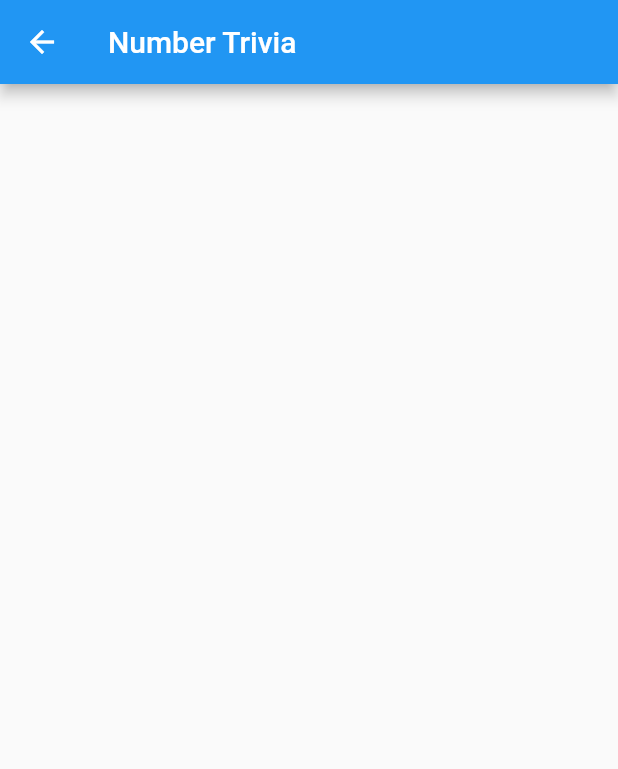
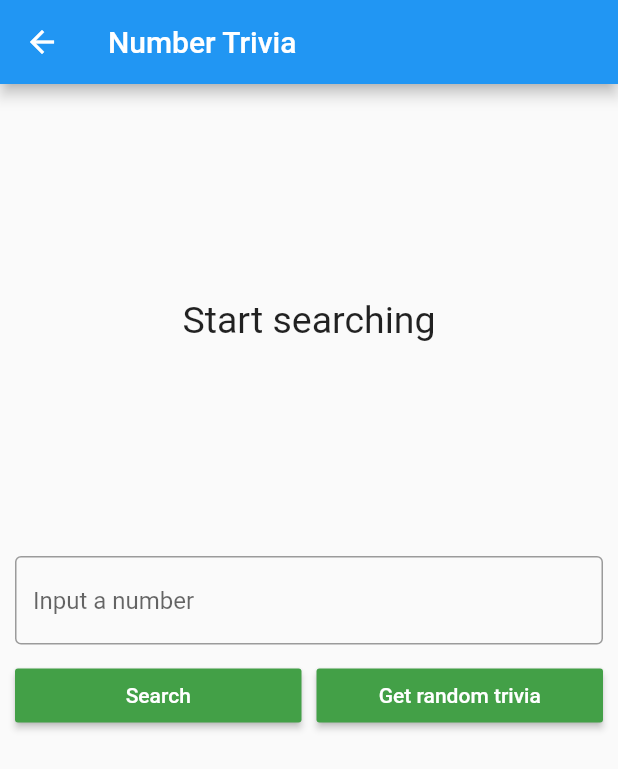
Before and after one commit to EcstaticKY/my_holdout, a Flutter app: the NumberTriviaPage screen opened directly, on a phone screen of 412 x 824 dp. Shown: the top 769 px of the screen. Run offline on Flutter 3.47's test engine with Material 2 defaults, Android fonts, the phone set to English and light mode, and no system bars; our stand-ins replace bloc, dartz, data_connection_checker, equatable, flutter_bloc, get_it and 1 more; accounts and stored records are empty.

Commit message:
Number Trivia UI

```diff
--- a/lib/holdout_router.dart
+++ b/lib/holdout_router.dart
@@ -1,5 +1,6 @@
 import 'package:flutter/material.dart';
 import 'package:flutter_bloc/flutter_bloc.dart';
+import 'package:my_holdout/number_trivia/presentation/pages/number_trivia_page.dart';
 import 'package:my_holdout/weather/bloc/weather_bloc.dart';
 import 'package:my_holdout/weather/cubit/weather_cubit.dart';
 import 'package:my_holdout/weather/domain/weather_repository.dart';
@@ -45,6 +46,11 @@ class HoldoutRouter extends StatelessWidget {
                 context, MaterialPageRoute(builder: (context) => MainScreen())),
             child: Text('Go to animate a widget across screens'),
           ),
+          ElevatedButton(
+            onPressed: () => Navigator.push(
+                context, MaterialPageRoute(builder: (context) => NumberTriviaPage())),
+            child: Text('Go to Number Trivia'),
+          ),
           Spacer(),
         ],
       )),
--- a/lib/number_trivia/presentation/pages/number_trivia_page.dart
+++ b/lib/number_trivia/presentation/pages/number_trivia_page.dart
@@ -1,4 +1,10 @@
 import 'package:flutter/material.dart';
+import 'package:flutter_bloc/flutter_bloc.dart';
+import 'package:my_holdout/number_trivia/presentation/number_trivia_bloc.dart';
+import 'package:my_holdout/number_trivia/presentation/widgets/trivia_controls.dart';
+
+import '../../../injection_container.dart';
+import '../widgets/widgets.dart';
 
 class NumberTriviaPage extends StatelessWidget {
   @override
@@ -7,6 +13,44 @@ class NumberTriviaPage extends StatelessWidget {
       appBar: AppBar(
         title: Text('Number Trivia'),
       ),
+      body: SingleChildScrollView(
+        child: _buildBody(context),
+      ),
+    );
+  }
+
+  BlocProvider<NumberTriviaBloc> _buildBody(BuildContext context) {
+    return BlocProvider(
+      create: (_) => sl<NumberTriviaBloc>(),
+      child: Center(
+        child: Padding(
+          padding: const EdgeInsets.all(10),
+          child: Column(
+            children: <Widget>[
+              SizedBox(
+                height: 10,
+              ),
+              BlocBuilder<NumberTriviaBloc, NumberTriviaState>(
+                builder: (context, state) {
+                  if (state is Loading) {
+                    return LoadingWidget();
+                  } else if (state is Loaded) {
+                    return TriviaDisplay(trivia: state.trivia);
+                  } else if (state is Error) {
+                    return MessageDisplay(message: state.message);
+                  } else {
+                    return MessageDisplay(message: 'Start searching');
+                  }
+                },
+              ),
+              SizedBox(
+                height: 20,
+              ),
+              TriviaControls(),
+            ],
+          ),
+        ),
+      ),
     );
   }
 }
--- /dev/null
+++ b/lib/number_trivia/presentation/widgets/message_display.dart
@@ -0,0 +1,23 @@
+import 'package:flutter/material.dart';
+
+class MessageDisplay extends StatelessWidget {
+  final String message;
+
+  const MessageDisplay({Key key, @required this.message})
+      : assert(message != null),
+        super(key: key);
+
+  @override
+  Widget build(BuildContext context) {
+    return Container(
+      height: MediaQuery
+          .of(context)
+          .size
+          .height / 3,
+      child: Center(
+        child: Text(message, style: TextStyle(fontSize: 25),
+          textAlign: TextAlign.center,),
+      ),
+    );
+  }
+}
--- /dev/null
+++ b/lib/number_trivia/presentation/widgets/trivia_controls.dart
@@ -0,0 +1,70 @@
+import 'package:flutter/material.dart';
+import 'package:flutter_bloc/flutter_bloc.dart';
+import 'package:my_holdout/number_trivia/presentation/number_trivia_bloc.dart';
+
+class TriviaControls extends StatefulWidget {
+  @override
+  State<StatefulWidget> createState() => _TriviaControlState();
+}
+
+class _TriviaControlState extends State<TriviaControls> {
+  final controller = TextEditingController();
+  String inputStr;
+
+  @override
+  Widget build(BuildContext context) {
+    return Column(
+      children: <Widget>[
+        TextField(
+          controller: controller,
+          keyboardType: TextInputType.number,
+          decoration: InputDecoration(
+            border: OutlineInputBorder(),
+            hintText: 'Input a number',
+          ),
+          onChanged: (value) {
+            inputStr = value;
+          },
+          onSubmitted: (_) {
+            _dispatchConcrete();
+          },
+        ),
+        SizedBox(
+          height: 10,
+        ),
+        Row(
+          children: <Widget>[
+            Expanded(
+                child: RaisedButton(
+              child: Text('Search'),
+              color: Theme.of(context).accentColor,
+              textTheme: ButtonTextTheme.primary,
+              onPressed: _dispatchConcrete,
+            )),
+            SizedBox(
+              width: 10,
+            ),
+            Expanded(
+                child: RaisedButton(
+              child: Text('Get random trivia'),
+              color: Theme.of(context).accentColor,
+              textTheme: ButtonTextTheme.primary,
+              onPressed: _dispatchRandom,
+            )),
+          ],
+        )
+      ],
+    );
+  }
+
+  void _dispatchConcrete() {
+    controller.clear();
+    BlocProvider.of<NumberTriviaBloc>(context)
+        .add(GetTriviaForConcreteNumber(inputStr));
+  }
+
+  void _dispatchRandom() {
+    controller.clear();
+    BlocProvider.of<NumberTriviaBloc>(context).add(GetTriviaForRandomNumber());
+  }
+}
--- /dev/null
+++ b/lib/number_trivia/presentation/widgets/widgets.dart
@@ -0,0 +1,3 @@
+export 'loading_widget.dart';
+export 'trivia_display.dart';
+export 'message_display.dart';
```
Also changed, not shown: lib/injection_container.dart (+5 -4 lines), lib/main.dart (+15 -13 lines), lib/number_trivia/presentation/widgets/loading_widget.dart (added, +13 -0 lines), lib/number_trivia/presentation/widgets/trivia_display.dart (added, +35 -0 lines), 1 other file.
